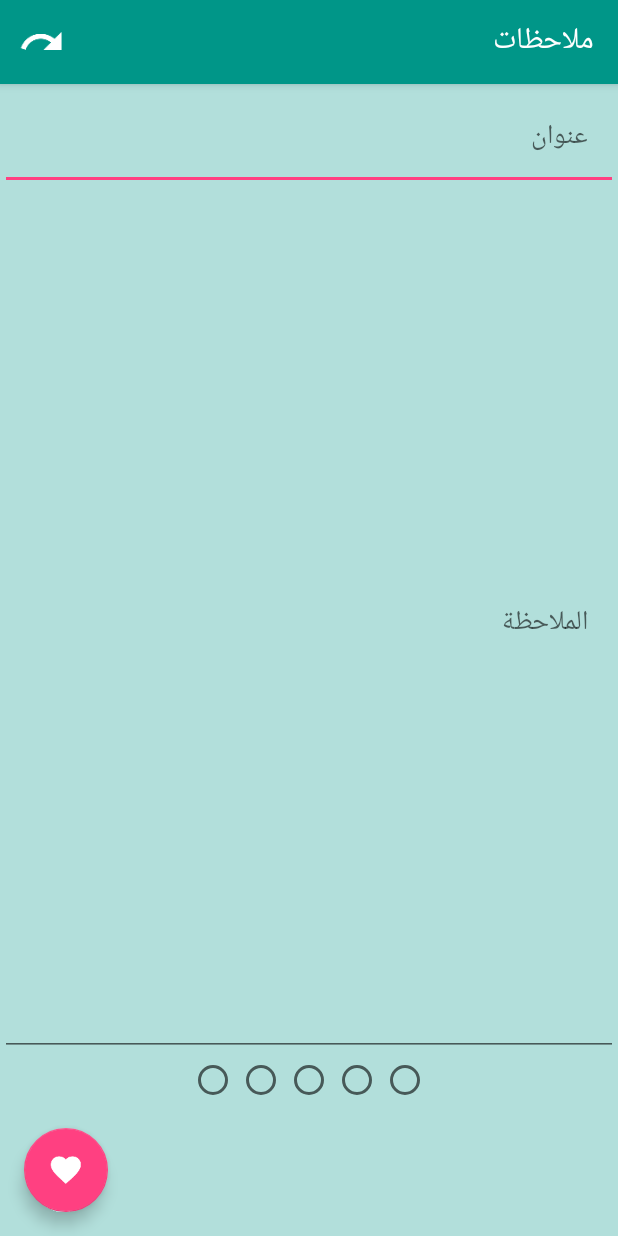
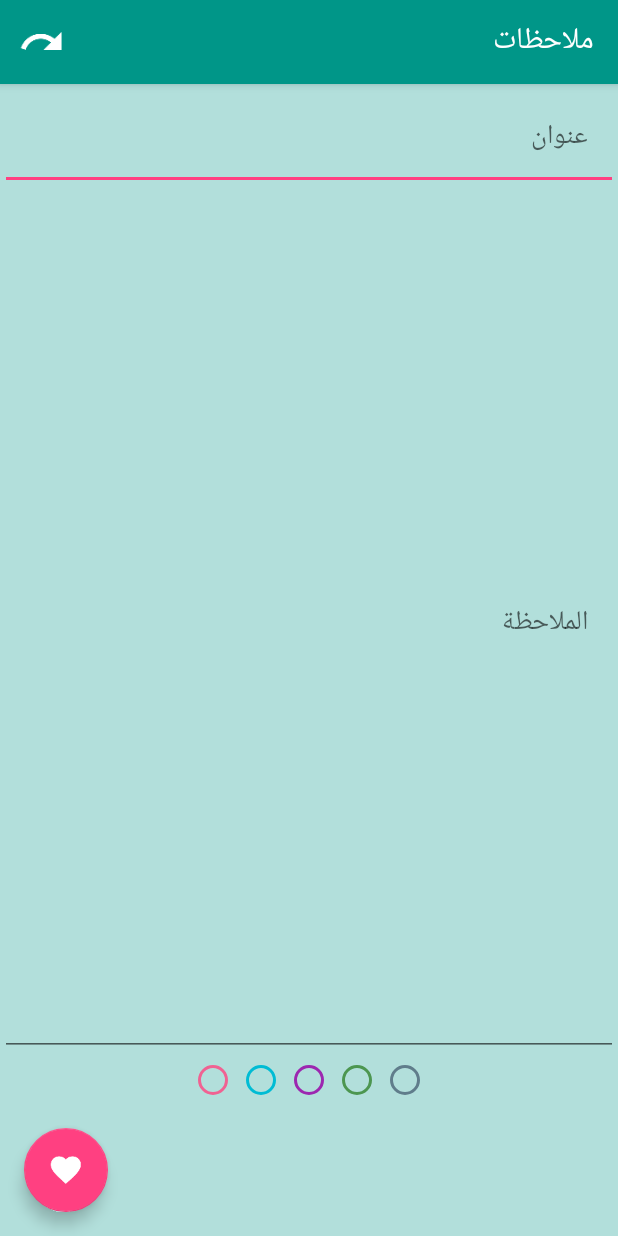
Before and after one commit to sultaniyad/Notes, an Android app: the AddNote screen opened directly, with no data from a screen before it, on a phone screen of 412 x 824 dp. Run offline under Robolectric (Android 15) with nearby library versions, the phone set to English and light mode, and no system bars; libraries missing offline, so code that uses them is left out: io.realm; 1 statement that could not run was skipped.

Commit message:
add new colors

```diff
--- a/app/src/main/java/com/iyad/sultan/notes/Controller/NoteAdapter.java
+++ b/app/src/main/java/com/iyad/sultan/notes/Controller/NoteAdapter.java
@@ -47,19 +47,19 @@ public class NoteAdapter extends RecyclerView.Adapter<NoteAdapter.NoteViewHolder
 
         switch (note.getNoteColor()) {
 
-            case 1:
+            case 5:
                 holder.itemView.setBackgroundColor(Color.rgb(156, 39, 176));
                 break;
-            case 2:
+            case 4:
                 holder.itemView.setBackgroundColor(Color.rgb(76,150,80));
                 break;
             case 3:
                 holder.itemView.setBackgroundColor(Color.rgb(96, 125, 139));
                 break;
-            case 4:
+            case 2:
                 holder.itemView.setBackgroundColor(Color.rgb(0, 188, 212));
                 break;
-            case 5:
+            case 1:
                 holder.itemView.setBackgroundColor(Color.rgb(240, 98, 146));
                 break;
 
--- a/app/src/main/res/drawable/add_btn_background_color.xml
+++ b/app/src/main/res/drawable/add_btn_background_color.xml
@@ -1,6 +1,6 @@
 <?xml version="1.0" encoding="utf-8"?>
 <selector xmlns:android="http://schemas.android.com/apk/res/android">
-    <item android:state_pressed="true" android:drawable="@color/LightBlue"/> <!-- pressed -->
+    <item android:state_pressed="true" android:drawable="@color/light_blue"/> <!-- pressed -->
     <item android:state_focused="true" android:drawable="@color/Orange"/> <!-- focused -->
     <item android:drawable="@color/colorPrimary"/> <!-- default -->
 </selector>
--- a/app/src/main/res/layout/add_note.xml
+++ b/app/src/main/res/layout/add_note.xml
@@ -1,5 +1,6 @@
 <?xml version="1.0" encoding="utf-8"?>
 <LinearLayout xmlns:android="http://schemas.android.com/apk/res/android"
+    xmlns:app="http://schemas.android.com/apk/res-auto"
     android:layout_width="match_parent"
     android:layout_height="match_parent"
     android:orientation="vertical"
@@ -12,12 +13,12 @@
         android:layout_width="match_parent"
         android:layout_height="wrap_content"
         android:hint="عنوان"
+        android:inputType="text"
+        android:lines="1"
         android:maxLength="30"
-        android:textAlignment="textStart"
+        android:maxLines="1"
         android:padding="20sp"
-        android:inputType="text"
-        android:maxLines="1"
-        android:lines="1" />
+        android:textAlignment="textStart" />
 
     <EditText
         android:id="@+id/des"
@@ -25,53 +26,60 @@
         android:layout_height="0dp"
         android:layout_weight="1"
         android:hint="الملاحظة"
-        android:textAlignment="textStart"
+        android:inputType="textMultiLine"
         android:padding="20sp"
-        android:inputType="textMultiLine" />
+        android:textAlignment="textStart" />
 
     <RadioGroup
+        android:id="@+id/RG"
         android:layout_width="match_parent"
         android:layout_height="wrap_content"
-        android:orientation="horizontal"
-        android:id="@+id/RG"
-        android:gravity="center|center_horizontal">
+        android:gravity="center|center_horizontal"
+        android:orientation="horizontal">
 
 
-        <RadioButton
+        <android.support.v7.widget.AppCompatRadioButton
             android:id="@+id/lightBlue"
             android:layout_width="wrap_content"
             android:layout_height="wrap_content"
-           />
+            app:buttonTint="@color/gray"
+            />
 
-        <RadioButton
+        <android.support.v7.widget.AppCompatRadioButton
             android:id="@+id/Purple"
             android:layout_width="wrap_content"
-            android:layout_height="wrap_content"/>
-        <RadioButton
+            android:layout_height="wrap_content"
+            app:buttonTint="@color/green"/>
+
+        <android.support.v7.widget.AppCompatRadioButton
             android:id="@+id/Cyan"
             android:layout_width="wrap_content"
-            android:layout_height="wrap_content"/>
+            android:layout_height="wrap_content"
+            app:buttonTint="@color/Purple"/>
 
-        <RadioButton
+        <android.support.v7.widget.AppCompatRadioButton
             android:id="@+id/lightGreen"
             android:layout_width="wrap_content"
-            android:layout_height="wrap_content"/>
+            android:layout_height="wrap_content"
+            app:buttonTint="@color/light_blue"/>
 
-        <RadioButton
-        android:id="@+id/Orange"
-        android:layout_width="wrap_content"
-        android:layout_height="wrap_content"
-        />
+        <android.support.v7.widget.AppCompatRadioButton
+            android:id="@+id/Orange"
+            android:layout_width="wrap_content"
+            android:layout_height="wrap_content"
+            app:buttonTint="@color/pink"/>
+
+
     </RadioGroup>
 
     <android.support.design.widget.FloatingActionButton
         android:id="@+id/fab"
         android:layout_width="wrap_content"
         android:layout_height="wrap_content"
+        android:layout_gravity="left|center_horizontal"
         android:layout_margin="16dp"
         android:clickable="true"
         android:onClick="InsertNote"
-        android:src="@drawable/ic_favorite_white_36dp"
-        android:layout_gravity="left|center_horizontal" />
+        android:src="@drawable/ic_favorite_white_36dp" />
 
 </LinearLayout>
--- a/app/src/main/res/values/colors.xml
+++ b/app/src/main/res/values/colors.xml
@@ -10,10 +10,13 @@
 
 
     <color name="Cyan">#00BCD4</color>
-    <color name="LightBlue">#2196F3</color>
+    <color name="light_blue">#00BCD4</color>
     <color name="Orange">#FFB74D</color>
-    <color name="LightGreen">#4caf50</color>
+    <color name="green">#4C9650</color>
     <color name="Purple">#9C27B0</color>
     <color name="White">#ffffff</color>
+    <color name="gray">#607D8B</color>
+    <color name="pink">#F06292</color>
+
 
 </resources>
```
